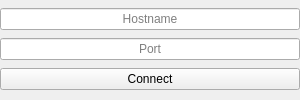
Qt form SimpleNetworkClientGUI/forms/mainwindow.ui (joaogerliandro/SimpleNetworkClient) before a commit.
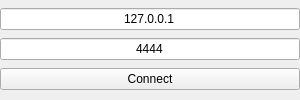
The same form after that commit.

Commit message: feature - Adding a window to the room list

What changed in the file:
```diff
--- a/SimpleNetworkClientGUI/forms/mainwindow.ui
+++ b/SimpleNetworkClientGUI/forms/mainwindow.ui
@@ -45,7 +45,7 @@
     <item>
      <widget class="QLineEdit" name="Hostname">
       <property name="text">
-       <string/>
+       <string>127.0.0.1</string>
       </property>
       <property name="maxLength">
        <number>15</number>
@@ -61,7 +61,7 @@
     <item>
      <widget class="QLineEdit" name="Port">
       <property name="text">
-       <string/>
+       <string>4444</string>
       </property>
       <property name="maxLength">
        <number>5</number>
```
The commit also changes 4 other files.
